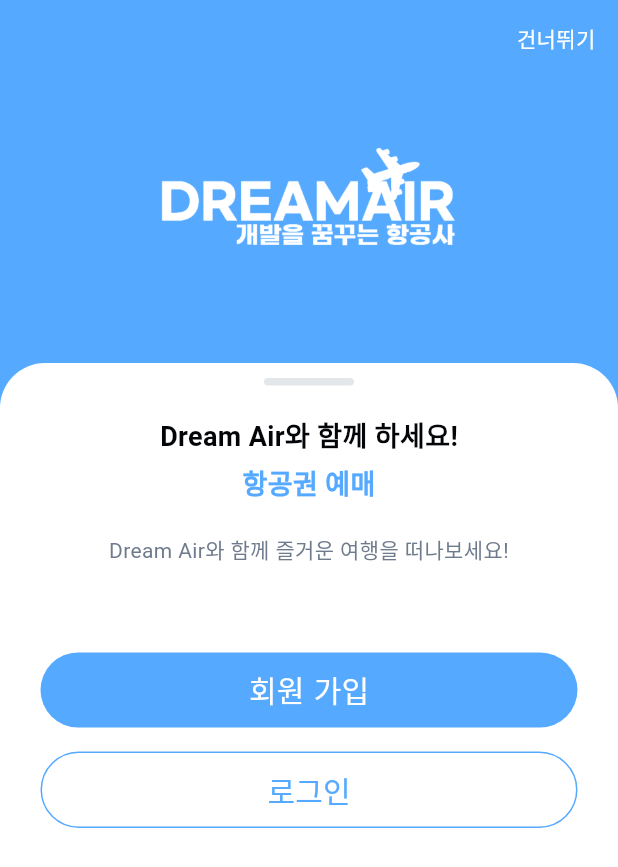
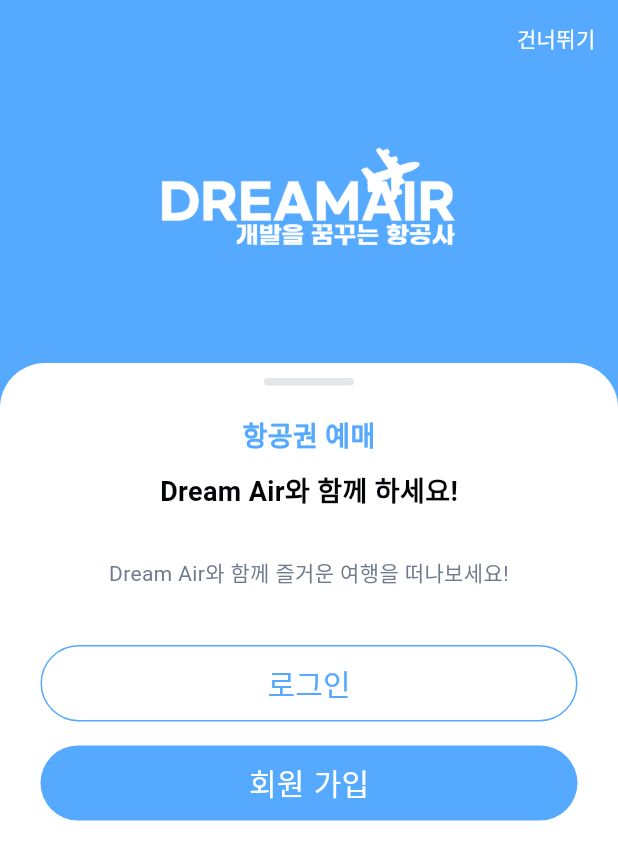
Before and after one commit to yunazz2/DreamAir_Flutter, a Flutter app: the Mypage screen opened directly, after a tap on "로그아웃", on a phone screen of 412 x 824 dp. Shown: the top 867 px of the screen. Run offline on Flutter 3.47's test engine with Material 3 defaults, Android fonts, the phone set to English and light mode, and no system bars; our stand-ins replace country_code_picker, dropdown_button2, flutter_credit_card, flutter_feather_icons, flutter_iconly, font_awesome_flutter and 8 more; Roboto replaces fonts that are missing (Display); statements that could not run were skipped.

Commit message:
⛄ 0시

```diff
--- a/dreamair_flutter/lib/screen/Authentication/welcome_screen.dart
+++ b/dreamair_flutter/lib/screen/Authentication/welcome_screen.dart
@@ -76,30 +76,19 @@ class _WelcomeScreenState extends State<WelcomeScreen> {
                         decoration: BoxDecoration(borderRadius: BorderRadius.circular(30.0), color: kBorderColorTextField),
                       ),
                       const SizedBox(height: 20.0),
+                      Text('항공권 예매',
+                        style: TextStyle(color: kPrimaryColor, fontWeight: FontWeight.bold, fontSize: 18.0),
+                      ),
+                      const SizedBox(height: 10.0),
                       Text('Dream Air와 함께 하세요!',
                         style: TextStyle(color: kTitleColor, fontWeight: FontWeight.bold, fontSize: 18.0),
                       ),
-                      const SizedBox(height: 5.0),
-                      Text('항공권 예매',
-                        style: TextStyle(color: kPrimaryColor, fontWeight: FontWeight.bold, fontSize: 18.0),
-                      ),
-                      const SizedBox(height: 20.0),
+                      const SizedBox(height: 30.0),
                       Text('Dream Air와 함께 즐거운 여행을 떠나보세요!',
                         textAlign: TextAlign.center,
                         style: TextStyle(color: kSubTitleColor),
                       ),
-                      const SizedBox(height: 50.0),
-                      ButtonGlobalWithoutIcon(
-                        buttontext: '회원 가입',
-                        buttonDecoration: kButtonDecoration.copyWith(
-                          color: kPrimaryColor,
-                          borderRadius: BorderRadius.circular(30.0),
-                        ),
-                        onPressed: () {
-                          const SignUp().launch(context);
-                        },
-                        buttonTextColor: kWhite,
-                      ),
+                      const SizedBox(height: 30.0),
                       ButtonGlobalWithoutIcon(
                         buttontext: '로그인',
                         buttonDecoration: kButtonDecoration.copyWith(
@@ -112,6 +101,17 @@ class _WelcomeScreenState extends State<WelcomeScreen> {
                         },
                         buttonTextColor: kPrimaryColor,
                       ),
+                      ButtonGlobalWithoutIcon(
+                        buttontext: '회원 가입',
+                        buttonDecoration: kButtonDecoration.copyWith(
+                          color: kPrimaryColor,
+                          borderRadius: BorderRadius.circular(30.0),
+                        ),
+                        onPressed: () {
+                          const SignUp().launch(context);
+                        },
+                        buttonTextColor: kWhite,
+                      ),
                     ],
                   ),
                 ),
--- a/dreamair_flutter/lib/screen/home/home_screen.dart
+++ b/dreamair_flutter/lib/screen/home/home_screen.dart
@@ -203,7 +203,7 @@ class _HomeScreenState extends State<HomeScreen> with TickerProviderStateMixin {
                                         labelColor: Colors.white,
                                         indicator: BoxDecoration(
                                           borderRadius: BorderRadius.circular(30.0),
-                                          color: kPrimaryColor,
+                                          color: Color.fromARGB(255, 255, 183, 213),
                                         ),
                                         onTap: (index) {
                                           if (index == 0) {
@@ -223,6 +223,7 @@ class _HomeScreenState extends State<HomeScreen> with TickerProviderStateMixin {
                                             text: '왕복',
                                           ),
                                         ],
+                                        indicatorSize: TabBarIndicatorSize.tab,
                                       ),
                                     ),
                                     const SizedBox(height: 20.0),
--- a/dreamair_flutter/lib/screen/mypage/mypage_screen.dart
+++ b/dreamair_flutter/lib/screen/mypage/mypage_screen.dart
@@ -46,6 +46,7 @@ class _MypageState extends State<Mypage> {
               const SizedBox(
                 height: 20,
               ),
+
               // 메뉴 목록
               // 회원 정보 수정
               Card(
@@ -54,6 +55,7 @@ class _MypageState extends State<Mypage> {
                   borderRadius: BorderRadius.circular(8),
                   side: const BorderSide(color: kBorderColorTextField, width: 0.5),
                 ),
+                color: Colors.white,
                 child: ListTile(
                   onTap: () {
                     Navigator.push(context, MaterialPageRoute(builder: (context) => const EditProfile()));
@@ -78,6 +80,7 @@ class _MypageState extends State<Mypage> {
                   borderRadius: BorderRadius.circular(8),
                   side: const BorderSide(color: kBorderColorTextField, width: 0.5),
                 ),
+                color: Colors.white,
                 child: Padding(
                   padding: const EdgeInsets.symmetric(horizontal: 8),
                   child: ListTile(
@@ -109,6 +112,7 @@ class _MypageState extends State<Mypage> {
                   borderRadius: BorderRadius.circular(8),
                   side: const BorderSide(color: kBorderColorTextField, width: 0.5),
                 ),
+                color: Colors.white,
                 child: ListTile(
                   contentPadding: const EdgeInsets.only(left: 10.0, right: 10.0),
                   onTap: () {
@@ -136,6 +140,7 @@ class _MypageState extends State<Mypage> {
                   borderRadius: BorderRadius.circular(8),
                   side: const BorderSide(color: kBorderColorTextField, width: 0.5),
                 ),
+                color: Colors.white,
                 child: ListTile(
                   onTap: () {
                     Navigator.push(context, MaterialPageRoute(builder: (context) => const MyBooking()));
@@ -160,6 +165,7 @@ class _MypageState extends State<Mypage> {
                   borderRadius: BorderRadius.circular(8),
                   side: const BorderSide(color: kBorderColorTextField, width: 0.5),
                 ),
+                color: Colors.white,
                 child: ListTile(
                   onTap: () {
                     Navigator.push(context, MaterialPageRoute(builder: (context) => const DeleteAccountScreen()));
@@ -184,6 +190,7 @@ class _MypageState extends State<Mypage> {
                   borderRadius: BorderRadius.circular(8),
                   side: const BorderSide(color: kBorderColorTextField, width: 0.5),
                 ),
+                color: Colors.white,
                 child: ListTile(
                   onTap: (){
                     const WelcomeScreen().launch(context,isNewTask: true);
--- a/dreamair_flutter/lib/screen/widgets/constant.dart
+++ b/dreamair_flutter/lib/screen/widgets/constant.dart
@@ -2,7 +2,7 @@ import 'package:flutter/material.dart';
 import 'package:google_fonts/google_fonts.dart';
 
 const kPrimaryColor = Color.fromARGB(255, 85, 170, 255); // 메인 색상
-const kSubSubTitleColor=Color.fromARGB(255, 245, 200, 240); // 서브 색상
+const kSubSubTitleColor=Color.fromARGB(255, 255, 197, 229); // 서브 색상
 const kTitleColor = Color(0xFF030508);
 const kSecondaryColor = Color(0xFFEDF0FF);
 const kSubTitleColor = Color(0xFF6F7B8C);
```
Also changed, not shown: dreamair_flutter/lib/screen/mypage/checkin/checkin_screen.dart (+6 -4 lines), dreamair_flutter/lib/screen/mypage/delete_account/delete_account_screen.dart (+70 -13 lines), 2 other files.
